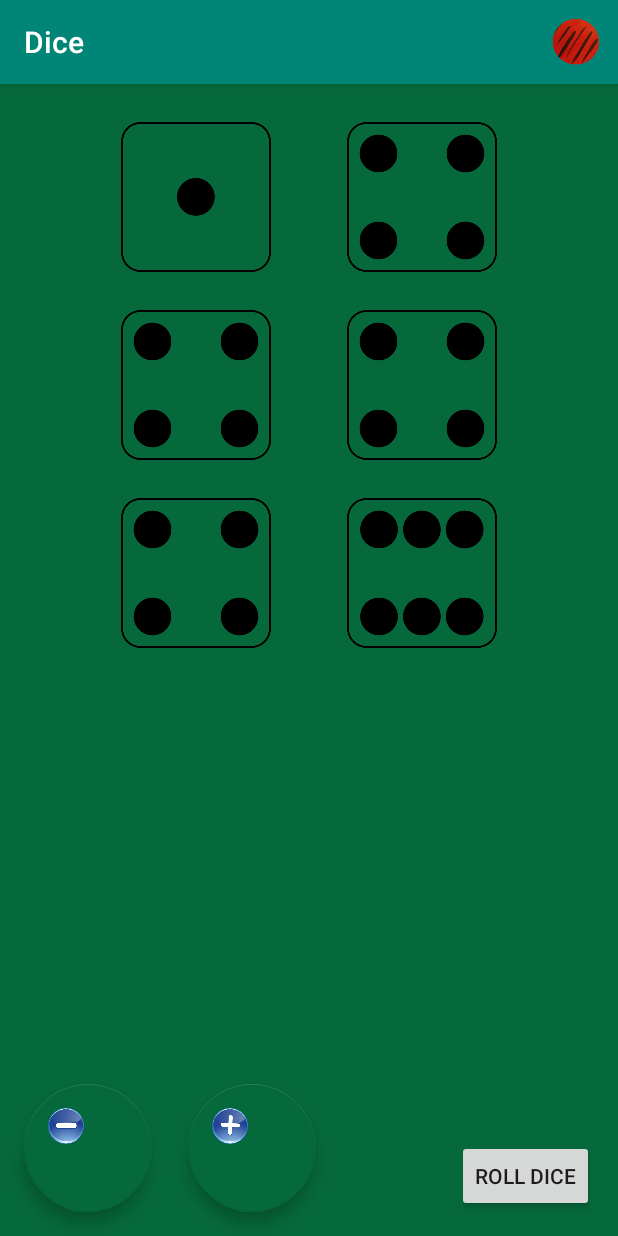
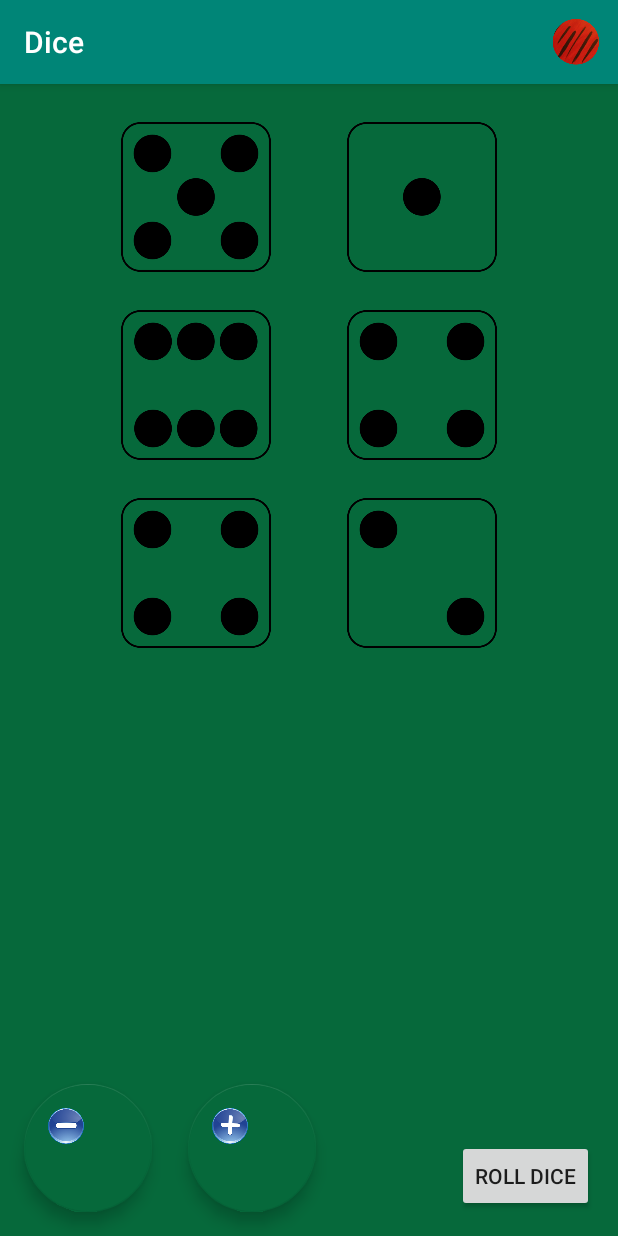
Before and after one commit to lucschulz/Dice, an Android app: the screen it shows after launch (MainActivity), after a tap on "ROLL DICE", on a phone screen of 412 x 824 dp. Run offline under Robolectric (Android 15) with nearby library versions, the phone set to English and light mode, and no system bars.

Commit message:
Six dice randomly generated on start.

```diff
--- a/app/src/main/java/ca/lucschulz/dice/Dice.java
+++ b/app/src/main/java/ca/lucschulz/dice/Dice.java
@@ -5,22 +5,17 @@ import java.util.List;
 
 public class Dice {
 
-    private Die leftDie;
-    private Die rightDie;
-
     private List<Die> dice;
 
 
     public Dice() {
         dice = new ArrayList<Die>();
-
-        leftDie = new Die();
-        rightDie = new Die();
     }
 
     public void rollDice() {
-        leftDie.rollDie();
-        rightDie.rollDie();
+        for (Die die : dice) {
+            die.rollDie();
+        }
     }
 
     public void addDie(Die die) {
@@ -39,28 +34,4 @@ public class Dice {
     public int countActiveDice() {
         return dice.size();
     }
-
-    public Die getRightDie() {
-        return rightDie;
-    }
-
-    public void setRightDie(Die rightDie) {
-        this.rightDie = rightDie;
-    }
-
-    public int getRightDieValue() {
-        return rightDie.getDieValue();
-    }
-
-    public Die getLeftDie() {
-        return leftDie;
-    }
-
-    public void setLeftDie(Die leftDie) {
-        this.leftDie = leftDie;
-    }
-
-    public int getLeftDieValue() {
-        return leftDie.getDieValue();
-    }
 }
--- a/app/src/main/java/ca/lucschulz/dice/Die.java
+++ b/app/src/main/java/ca/lucschulz/dice/Die.java
@@ -10,20 +10,18 @@ public class Die {
     private boolean isVisible;
     private ImageView imageView;
 
-    public Die() {
+    public Die(ImageView imageView) {
+        this.imageView = imageView;
         rollDie();
     }
 
     public void rollDie() {
         dieValue = ThreadLocalRandom.current().nextInt(1, 6 + 1);
+        setDieValue(imageView, dieValue);
     }
 
     public int getDieValue() {
         return dieValue;
-    }
-
-    public void setDieValue(int dieValue) {
-        this.dieValue = dieValue;
     }
 
     public ImageView getImageView() {
@@ -41,4 +39,25 @@ public class Die {
     public void setVisible(boolean visible) {
         isVisible = visible;
     }
+
+    private void setDieValue(ImageView dieImg, int value) {
+        if (value == 1) {
+            dieImg.setImageResource(R.drawable.die1);
+        }
+        else if (value == 2) {
+            dieImg.setImageResource(R.drawable.die2);
+        }
+        else if (value == 3) {
+            dieImg.setImageResource(R.drawable.die3);
+        }
+        else if (value == 4) {
+            dieImg.setImageResource(R.drawable.die4);
+        }
+        else if (value == 5) {
+            dieImg.setImageResource(R.drawable.die5);
+        }
+        else if (value == 6) {
+            dieImg.setImageResource(R.drawable.die6);
+        }
+    }
 }
--- a/app/src/main/java/ca/lucschulz/dice/MainActivity.java
+++ b/app/src/main/java/ca/lucschulz/dice/MainActivity.java
@@ -14,19 +14,20 @@ import android.widget.ImageView;
 import java.util.ArrayList;
 import java.util.List;
 
-
 public class MainActivity extends AppCompatActivity {
 
+    private int visibleDice;
     private Dice dice;
-    private List<ImageView> dieImages;
 
     @Override
     protected void onCreate(Bundle savedInstanceState) {
         super.onCreate(savedInstanceState);
         setContentView(R.layout.activity_main);
 
-        dieImages = new ArrayList<ImageView>();
+        visibleDice = 6;
+        visibleDice = 6;
         dice = new Dice();
+
         configureButtons();
         configureDice();
     }
@@ -52,15 +53,15 @@ public class MainActivity extends AppCompatActivity {
 
 
     private void configureDice() {
-        for(int i = 0; i < 6; i++){
+        for(int i = 1; i <= 6; i++){
             String imgId = "img_die" + i;
             int imageResourceId = getResources().getIdentifier(imgId, "id", getPackageName());
             ImageView imgView = findViewById(imageResourceId);
 
-            Die die = new Die();
+            Die die = new Die(imgView);
             die.setVisible(true);
-            die.setImageView(imgView);
             dice.addDie(die);
+            dice.rollDice();
         }
     }
 
@@ -70,9 +71,6 @@ public class MainActivity extends AppCompatActivity {
         Intent intent = new Intent(this, About.class);
         startActivity(intent);
     }
-
-
-
 
 
 
@@ -107,13 +105,7 @@ public class MainActivity extends AppCompatActivity {
 
     // Adds a die up to a maximum of six.
     private void addDie() {
-        ImageView imgDieLeft2 = findViewById(R.id.img_die2);
-        imgDieLeft2.setVisibility(View.VISIBLE);
 
-        if (dice.countActiveDice() < 6) {
-            Die die = new Die();
-            dice.addDie(die);
-        }
     }
 
 
@@ -127,33 +119,7 @@ public class MainActivity extends AppCompatActivity {
 
 
     private void rollDice() {
-        ImageView imgDieLeft = findViewById(R.id.img_die1);
-        ImageView imgDieRight = findViewById(R.id.img_dieRight);
-
         dice.rollDice();
 
-        setDieValue(imgDieLeft, dice.getLeftDieValue());
-        setDieValue(imgDieRight, dice.getRightDieValue());
-    }
-
-    private void setDieValue(ImageView dieImg, int value) {
-        if (value == 1) {
-            dieImg.setImageResource(R.drawable.die1);
-        }
-        else if (value == 2) {
-            dieImg.setImageResource(R.drawable.die2);
-        }
-        else if (value == 3) {
-            dieImg.setImageResource(R.drawable.die3);
-        }
-        else if (value == 4) {
-            dieImg.setImageResource(R.drawable.die4);
-        }
-        else if (value == 5) {
-            dieImg.setImageResource(R.drawable.die5);
-        }
-        else if (value == 6) {
-            dieImg.setImageResource(R.drawable.die6);
-        }
     }
 }
--- a/app/src/main/res/layout/activity_main.xml
+++ b/app/src/main/res/layout/activity_main.xml
@@ -24,18 +24,18 @@
                 android:id="@+id/img_die1"
                 android:layout_width="100dp"
                 android:layout_height="100dp"
+                android:layout_marginEnd="25dp"
                 android:contentDescription="@string/dieLeft1_Description"
-                android:layout_marginEnd="25dp"
-                app:srcCompat="@drawable/die2" />
+                app:srcCompat="@drawable/die1" />
 
             <ImageView
                 android:id="@+id/img_die2"
                 android:layout_width="100dp"
                 android:layout_height="100dp"
+                android:layout_marginStart="25dp"
                 android:contentDescription="@string/dieLeft2_Description"
-                android:layout_marginStart="25dp"
                 android:visibility="visible"
-                app:srcCompat="@drawable/die4" />
+                app:srcCompat="@drawable/die2" />
         </LinearLayout>
 
         <LinearLayout
@@ -49,9 +49,9 @@
                 android:id="@+id/img_die3"
                 android:layout_width="100dp"
                 android:layout_height="100dp"
+                android:layout_marginEnd="25dp"
                 android:contentDescription="@string/dieLeft2_Description"
-                android:layout_marginEnd="25dp"
-                app:srcCompat="@drawable/die4" />
+                app:srcCompat="@drawable/die3" />
 
             <ImageView
                 android:id="@+id/img_die4"
@@ -75,9 +75,9 @@
                 android:id="@+id/img_die5"
                 android:layout_width="100dp"
                 android:layout_height="100dp"
+                android:layout_marginEnd="25dp"
                 android:contentDescription="@string/dieLeft2_Description"
-                android:layout_marginEnd="25dp"
-                app:srcCompat="@drawable/die4" />
+                app:srcCompat="@drawable/die5" />
 
             <ImageView
                 android:id="@+id/img_die6"
```
